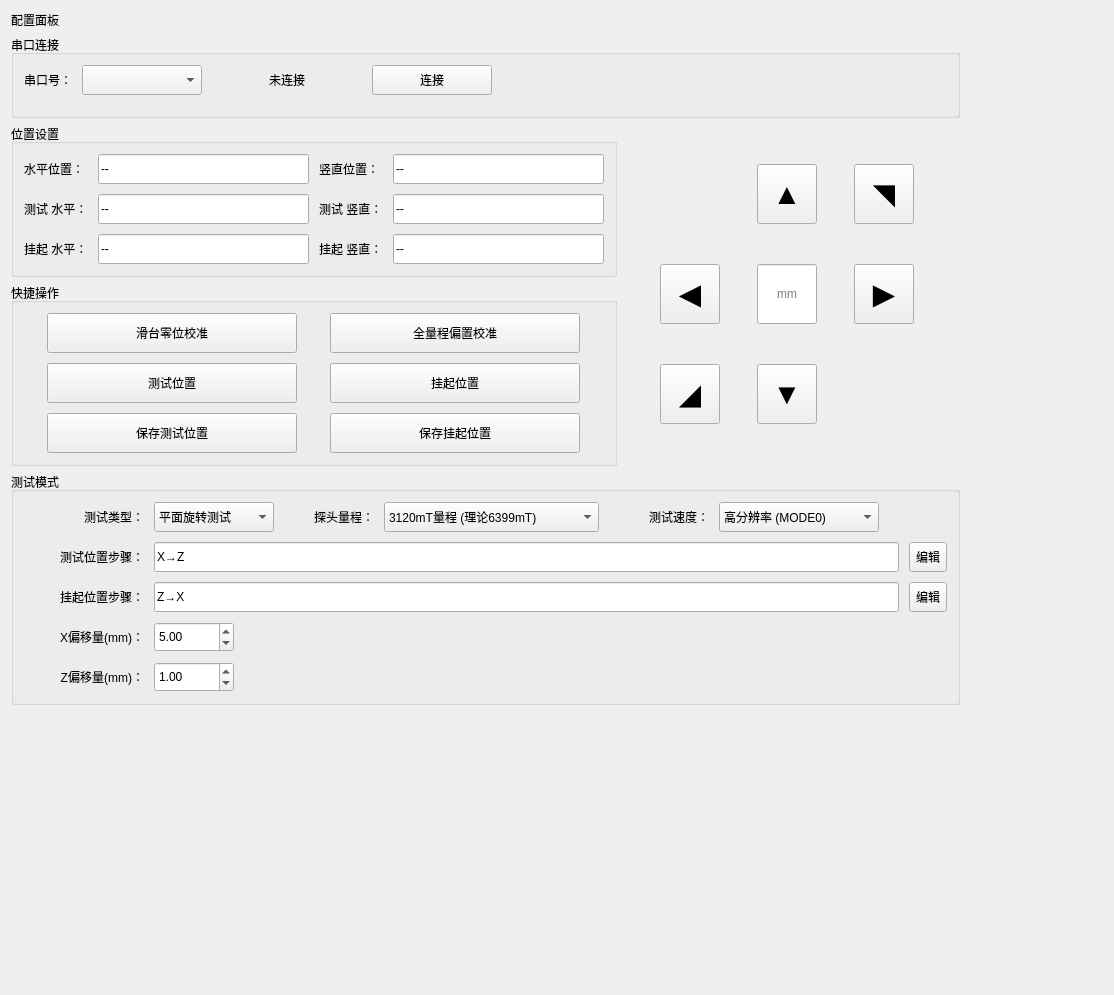
This is src/ui/config_panel.ui in IceSugarZxy/MARS-pro as Qt 5 draws it before an edit. The edited form follows.
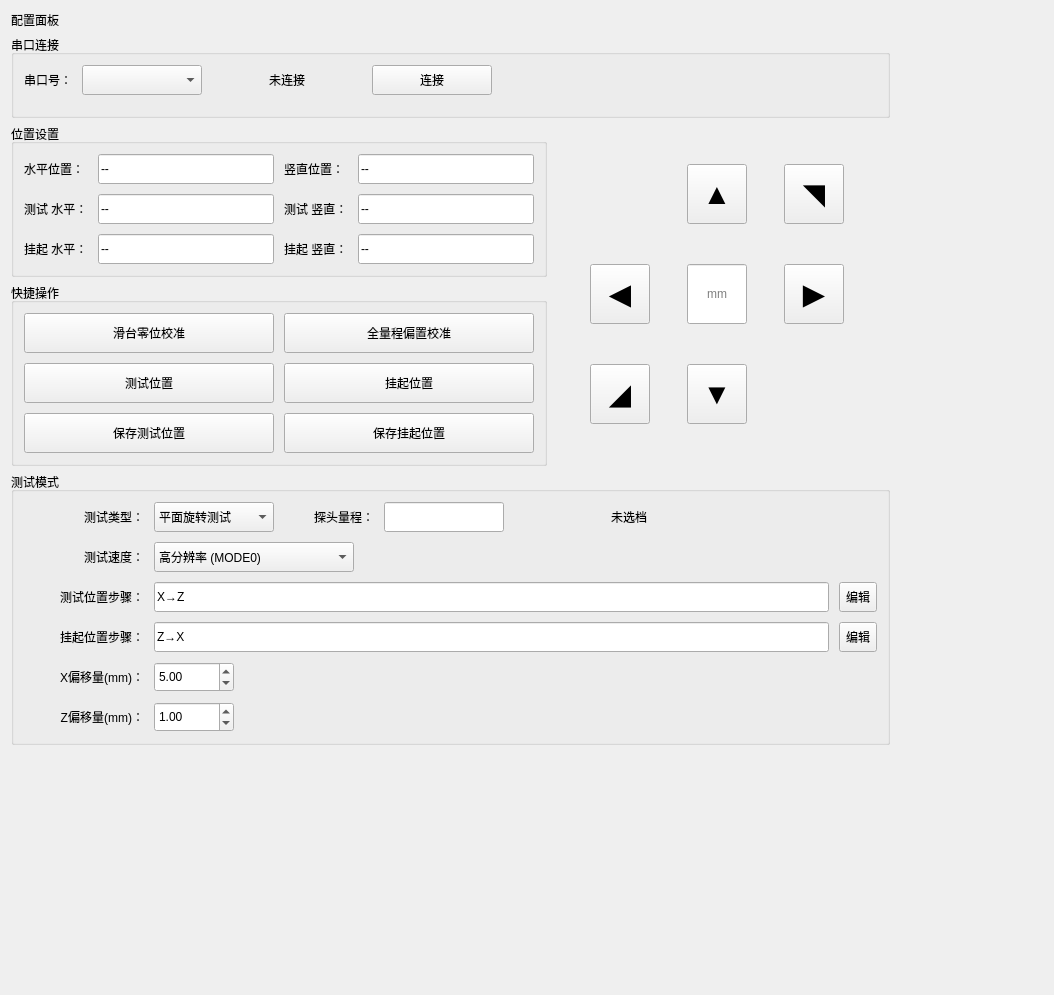
This is the edited form.

Commit message: feat: 量程估计输入+自动选档，偏置升级为 PGA×IDAC 二维表

What changed in the file:
```diff
--- a/src/ui/config_panel.ui
+++ b/src/ui/config_panel.ui
@@ -6,7 +6,7 @@
    <rect>
     <x>0</x>
     <y>0</y>
-    <width>1114</width>
+    <width>1054</width>
     <height>995</height>
    </rect>
   </property>
@@ -440,47 +440,6 @@
       <property name="spacing">
        <number>10</number>
       </property>
-      <item row="2" column="17">
-       <widget class="QToolButton" name="btn_test_edit_scheme">
-        <property name="minimumSize">
-         <size>
-          <width>0</width>
-          <height>30</height>
-         </size>
-        </property>
-        <property name="text">
-         <string>编辑</string>
-        </property>
-       </widget>
-      </item>
-      <item row="3" column="2" colspan="7">
-       <widget class="QLineEdit" name="suspend_scheme_edit">
-        <property name="sizePolicy">
-         <sizepolicy hsizetype="Minimum" vsizetype="Fixed">
-          <horstretch>0</horstretch>
-          <verstretch>0</verstretch>
-         </sizepolicy>
-        </property>
-        <property name="minimumSize">
-         <size>
-          <width>500</width>
-          <height>30</height>
-         </size>
-        </property>
-        <property name="maximumSize">
-         <size>
-          <width>16777215</width>
-          <height>16777215</height>
-         </size>
-        </property>
-        <property name="text">
-         <string>Z→X</string>
-        </property>
-        <property name="readOnly">
-         <bool>true</bool>
-        </property>
-       </widget>
-      </item>
       <item row="1" column="0">
        <widget class="QLabel" name="label_test_type">
         <property name="sizePolicy">
@@ -509,35 +468,7 @@
         </property>
        </widget>
       </item>
-      <item row="2" column="0">
-       <widget class="QLabel" name="label_scheme_test">
-        <property name="sizePolicy">
-         <sizepolicy hsizetype="Fixed" vsizetype="Preferred">
-          <horstretch>0</horstretch>
-          <verstretch>0</verstretch>
-         </sizepolicy>
-        </property>
-        <property name="minimumSize">
-         <size>
-          <width>120</width>
-          <height>30</height>
-         </size>
-        </property>
-        <property name="maximumSize">
-         <size>
-          <width>100</width>
-          <height>16777215</height>
-         </size>
-        </property>
-        <property name="text">
-         <string>测试位置步骤：</string>
-        </property>
-        <property name="alignment">
-         <set>Qt::AlignRight|Qt::AlignTrailing|Qt::AlignVCenter</set>
-        </property>
-       </widget>
-      </item>
-      <item row="2" column="2" colspan="7">
+      <item row="3" column="2" colspan="7">
        <widget class="QLineEdit" name="test_scheme_edit">
         <property name="sizePolicy">
          <sizepolicy hsizetype="Minimum" vsizetype="Fixed">
@@ -565,90 +496,6 @@
         </property>
        </widget>
       </item>
-      <item row="3" column="0">
-       <widget class="QLabel" name="label_scheme_suspend">
-        <property name="sizePolicy">
-         <sizepolicy hsizetype="Fixed" vsizetype="Preferred">
-          <horstretch>0</horstretch>
-          <verstretch>0</verstretch>
-         </sizepolicy>
-        </property>
-        <property name="minimumSize">
-         <size>
-          <width>120</width>
-          <height>30</height>
-         </size>
-        </property>
-        <property name="maximumSize">
-         <size>
-          <width>100</width>
-          <height>16777215</height>
-         </size>
-        </property>
-        <property name="text">
-         <string>挂起位置步骤：</string>
-        </property>
-        <property name="alignment">
-         <set>Qt::AlignRight|Qt::AlignTrailing|Qt::AlignVCenter</set>
-        </property>
-       </widget>
-      </item>
-      <item row="4" column="0">
-       <widget class="QLabel" name="label_x_offset">
-        <property name="sizePolicy">
-         <sizepolicy hsizetype="Fixed" vsizetype="Preferred">
-          <horstretch>0</horstretch>
-          <verstretch>0</verstretch>
-         </sizepolicy>
-        </property>
-        <property name="minimumSize">
-         <size>
-          <width>120</width>
-          <height>30</height>
-         </size>
-        </property>
-        <property name="maximumSize">
-         <size>
-          <width>100</width>
-          <height>16777215</height>
-         </size>
-        </property>
-        <property name="text">
-         <string>X偏移量(mm)：</string>
-        </property>
-        <property name="alignment">
-         <set>Qt::AlignRight|Qt::AlignTrailing|Qt::AlignVCenter</set>
-        </property>
-       </widget>
-      </item>
-      <item row="5" column="0">
-       <widget class="QLabel" name="label_z_offset">
-        <property name="sizePolicy">
-         <sizepolicy hsizetype="Fixed" vsizetype="Preferred">
-          <horstretch>0</horstretch>
-          <verstretch>0</verstretch>
-         </sizepolicy>
-        </property>
-        <property name="minimumSize">
-         <size>
-          <width>120</width>
-          <height>30</height>
-         </size>
-        </property>
-        <property name="maximumSize">
-         <size>
-          <width>100</width>
-          <height>16777215</height>
-         </size>
-        </property>
-        <property name="text">
-         <string>Z偏移量(mm)：</string>
-        </property>
-        <property name="alignment">
-         <set>Qt::AlignRight|Qt::AlignTrailing|Qt::AlignVCenter</set>
-        </property>
-       </widget>
-      </item>
       <item row="1" column="2">
        <widget class="QComboBox" name="combo_test_type">
         <property name="sizePolicy">
@@ -689,130 +536,97 @@
           <string>外侧面垂直测试</string>
          </property>
         </item>
-         </widget>
-        </item>
-        <item row="1" column="3">
-         <widget class="QLabel" name="label_sensor">
-          <property name="sizePolicy">
-           <sizepolicy hsizetype="Fixed" vsizetype="Fixed">
-            <horstretch>0</horstretch>
-            <verstretch>0</verstretch>
-           </sizepolicy>
-          </property>
-          <property name="minimumSize">
-           <size>
-            <width>90</width>
-            <height>30</height>
-           </size>
-          </property>
-          <property name="maximumSize">
-           <size>
-            <width>90</width>
-            <height>16777215</height>
-           </size>
-          </property>
-          <property name="text">
-           <string>探头量程：</string>
-          </property>
-          <property name="alignment">
-           <set>Qt::AlignRight|Qt::AlignTrailing|Qt::AlignVCenter</set>
-          </property>
-         </widget>
-        </item>
-        <item row="1" column="4">
-         <widget class="QComboBox" name="combo_sensor_range">
-          <property name="sizePolicy">
-           <sizepolicy hsizetype="Fixed" vsizetype="Fixed">
-            <horstretch>0</horstretch>
-            <verstretch>0</verstretch>
-           </sizepolicy>
-          </property>
+       </widget>
+      </item>
+      <item row="3" column="17">
+       <widget class="QToolButton" name="btn_test_edit_scheme">
         <property name="minimumSize">
          <size>
-          <width>215</width>
+          <width>0</width>
           <height>30</height>
          </size>
         </property>
-        <item>
-         <property name="text">
-          <string>3120mT量程 (理论6399mT)</string>
-         </property>
-        </item>
-        <item>
-         <property name="text">
-          <string>1570mT量程 (理论3239mT)</string>
-         </property>
-        </item>
-        <item>
-         <property name="text">
-          <string>780mT量程 (理论1619mT)</string>
-         </property>
-        </item>
-        <item>
-         <property name="text">
-          <string>390mT量程 (理论811mT)</string>
-         </property>
-        </item>
-        <item>
-         <property name="text">
-          <string>190mT量程 (理论403mT)</string>
-         </property>
-        </item>
-        <item>
-         <property name="text">
-          <string>90mT量程 (理论199mT)</string>
-         </property>
-        </item>
-        <item>
-         <property name="text">
-          <string>40mT量程 (理论97mT)</string>
-         </property>
-        </item>
-        <item>
-         <property name="text">
-          <string>20mT量程 (理论46mT)</string>
-         </property>
-        </item>
-         </widget>
-        </item>
-      <item row="1" column="6">
-       <widget class="QComboBox" name="combo_test_speed">
+        <property name="text">
+         <string>编辑</string>
+        </property>
+       </widget>
+      </item>
+      <item row="1" column="3">
+       <widget class="QLabel" name="label_sensor">
         <property name="sizePolicy">
-         <sizepolicy hsizetype="Minimum" vsizetype="Fixed">
+         <sizepolicy hsizetype="Fixed" vsizetype="Fixed">
           <horstretch>0</horstretch>
           <verstretch>0</verstretch>
          </sizepolicy>
         </property>
         <property name="minimumSize">
          <size>
-          <width>160</width>
+          <width>90</width>
           <height>30</height>
          </size>
         </property>
         <property name="maximumSize">
          <size>
-          <width>200</width>
+          <width>90</width>
           <height>16777215</height>
          </size>
         </property>
-        <item>
-         <property name="text">
-          <string>高分辨率 (MODE0)</string>
-         </property>
-        </item>
-        <item>
-         <property name="text">
-          <string>平衡 (MODE1)</string>
-         </property>
-        </item>
-        <item>
-         <property name="text">
-          <string>高速 (MODE2)</string>
-         </property>
-        </item>
+        <property name="text">
+         <string>探头量程：</string>
+        </property>
+        <property name="alignment">
+         <set>Qt::AlignRight|Qt::AlignTrailing|Qt::AlignVCenter</set>
+        </property>
        </widget>
       </item>
-      <item row="5" column="2">
+      <item row="6" column="0">
+       <widget class="QLabel" name="label_z_offset">
+        <property name="sizePolicy">
+         <sizepolicy hsizetype="Fixed" vsizetype="Preferred">
+          <horstretch>0</horstretch>
+          <verstretch>0</verstretch>
+         </sizepolicy>
+        </property>
+        <property name="minimumSize">
+         <size>
+          <width>120</width>
+          <height>30</height>
+         </size>
+        </property>
+        <property name="maximumSize">
+         <size>
+          <width>100</width>
+          <height>16777215</height>
+         </size>
+        </property>
+        <property name="text">
+         <string>Z偏移量(mm)：</string>
+        </property>
+        <property name="alignment">
+         <set>Qt::AlignRight|Qt::AlignTrailing|Qt::AlignVCenter</set>
+        </property>
+       </widget>
+      </item>
+      <item row="1" column="4">
+       <widget class="QLineEdit" name="edit_range_estimate">
+        <property name="sizePolicy">
+         <sizepolicy hsizetype="Fixed" vsizetype="Fixed">
+          <horstretch>0</horstretch>
+          <verstretch>0</verstretch>
+         </sizepolicy>
+        </property>
+        <property name="minimumSize">
+         <size>
+          <width>120</width>
+          <height>30</height>
+         </size>
+        </property>
+        <property name="toolTip">
+         <string>输入估计磁场（mT），自动加 10mT 后按最大量程表选择最接近的 PGA×IDAC 组合</string>
+        </property>
+       </widget>
+      </item>
+      <item row="6" column="2">
        <widget class="QDoubleSpinBox" name="spin_z_offset">
         <property name="sizePolicy">
          <sizepolicy hsizetype="Minimum" vsizetype="Fixed">
@@ -837,7 +651,119 @@
         </property>
        </widget>
       </item>
-      <item row="4" column="2">
+      <item row="5" column="0">
+       <widget class="QLabel" name="label_x_offset">
+        <property name="sizePolicy">
+         <sizepolicy hsizetype="Fixed" vsizetype="Preferred">
+          <horstretch>0</horstretch>
+          <verstretch>0</verstretch>
+         </sizepolicy>
+        </property>
+        <property name="minimumSize">
+         <size>
+          <width>120</width>
+          <height>30</height>
+         </size>
+        </property>
+        <property name="maximumSize">
+         <size>
+          <width>100</width>
+          <height>16777215</height>
+         </size>
+        </property>
+        <property name="text">
+         <string>X偏移量(mm)：</string>
+        </property>
+        <property name="alignment">
+         <set>Qt::AlignRight|Qt::AlignTrailing|Qt::AlignVCenter</set>
+        </property>
+       </widget>
+      </item>
+      <item row="4" column="2" colspan="7">
+       <widget class="QLineEdit" name="suspend_scheme_edit">
+        <property name="sizePolicy">
+         <sizepolicy hsizetype="Minimum" vsizetype="Fixed">
+          <horstretch>0</horstretch>
+          <verstretch>0</verstretch>
+         </sizepolicy>
+        </property>
+        <property name="minimumSize">
+         <size>
+          <width>500</width>
+          <height>30</height>
+         </size>
+        </property>
+        <property name="maximumSize">
+         <size>
+          <width>16777215</width>
+          <height>16777215</height>
+         </size>
+        </property>
+        <property name="text">
+         <string>Z→X</string>
+        </property>
+        <property name="readOnly">
+         <bool>true</bool>
+        </property>
+       </widget>
+      </item>
+      <item row="3" column="0">
+       <widget class="QLabel" name="label_scheme_test">
+        <property name="sizePolicy">
+         <sizepolicy hsizetype="Fixed" vsizetype="Preferred">
+          <horstretch>0</horstretch>
+          <verstretch>0</verstretch>
+         </sizepolicy>
+        </property>
+        <property name="minimumSize">
+         <size>
+          <width>120</width>
+          <height>30</height>
+         </size>
+        </property>
+        <property name="maximumSize">
+         <size>
+          <width>100</width>
+          <height>16777215</height>
+         </size>
+        </property>
+        <property name="text">
+         <string>测试位置步骤：</string>
+        </property>
+        <property name="alignment">
+         <set>Qt::AlignRight|Qt::AlignTrailing|Qt::AlignVCenter</set>
+        </property>
+       </widget>
+      </item>
+      <item row="4" column="0">
+       <widget class="QLabel" name="label_scheme_suspend">
+        <property name="sizePolicy">
+         <sizepolicy hsizetype="Fixed" vsizetype="Preferred">
+          <horstretch>0</horstretch>
+          <verstretch>0</verstretch>
+         </sizepolicy>
+        </property>
+        <property name="minimumSize">
+         <size>
+          <width>120</width>
+          <height>30</height>
+         </size>
+        </property>
+        <property name="maximumSize">
+         <size>
+          <width>100</width>
+          <height>16777215</height>
+         </size>
+        </property>
+        <property name="text">
+         <string>挂起位置步骤：</string>
+        </property>
+        <property name="alignment">
+         <set>Qt::AlignRight|Qt::AlignTrailing|Qt::AlignVCenter</set>
+        </property>
+       </widget>
+      </item>
+      <item row="5" column="2">
        <widget class="QDoubleSpinBox" name="spin_x_offset">
         <property name="sizePolicy">
          <sizepolicy hsizetype="Minimum" vsizetype="Fixed">
@@ -863,6 +789,35 @@
        </widget>
       </item>
       <item row="1" column="5">
+       <widget class="QLabel" name="label_range_selected">
+        <property name="minimumSize">
+         <size>
+          <width>230</width>
+          <height>30</height>
+         </size>
+        </property>
+        <property name="text">
+         <string>未选档</string>
+        </property>
+        <property name="alignment">
+         <set>Qt::AlignCenter</set>
+        </property>
+       </widget>
+      </item>
+      <item row="4" column="17">
+       <widget class="QToolButton" name="btn_suspend_edit_scheme">
+        <property name="minimumSize">
+         <size>
+          <width>0</width>
+          <height>30</height>
+         </size>
+        </property>
+        <property name="text">
+         <string>编辑</string>
+        </property>
+       </widget>
+      </item>
+      <item row="2" column="0">
        <widget class="QLabel" name="label_test_speed">
         <property name="sizePolicy">
          <sizepolicy hsizetype="Fixed" vsizetype="Preferred">
@@ -872,7 +827,7 @@
         </property>
         <property name="minimumSize">
          <size>
-          <width>100</width>
+          <width>120</width>
           <height>30</height>
          </size>
         </property>
@@ -890,17 +845,41 @@
         </property>
        </widget>
       </item>
-      <item row="3" column="17">
-       <widget class="QToolButton" name="btn_suspend_edit_scheme">
+      <item row="2" column="2" colspan="2">
+       <widget class="QComboBox" name="combo_test_speed">
+        <property name="sizePolicy">
+         <sizepolicy hsizetype="Minimum" vsizetype="Fixed">
+          <horstretch>0</horstretch>
+          <verstretch>0</verstretch>
+         </sizepolicy>
+        </property>
         <property name="minimumSize">
          <size>
-          <width>0</width>
+          <width>160</width>
           <height>30</height>
          </size>
         </property>
-        <property name="text">
-         <string>编辑</string>
+        <property name="maximumSize">
+         <size>
+          <width>200</width>
+          <height>16777215</height>
+         </size>
         </property>
+        <item>
+         <property name="text">
+          <string>高分辨率 (MODE0)</string>
+         </property>
+        </item>
+        <item>
+         <property name="text">
+          <string>平衡 (MODE1)</string>
+         </property>
+        </item>
+        <item>
+         <property name="text">
+          <string>高速 (MODE2)</string>
+         </property>
+        </item>
        </widget>
       </item>
      </layout>
```
Left out of the diff: 62 changed lines with no effect on the pictures. The commit also changes 15 other files.
